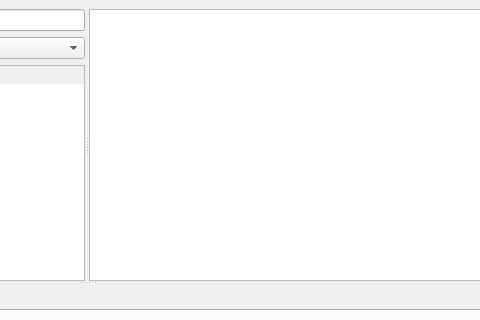
First picture: the form in src/gui/form_main.ui, repository pcdangio/ros-noise_analysis, before the edit; both pictures show x 413 to 893 and y 0 to 320 of the 1000 by 600 pixel window.
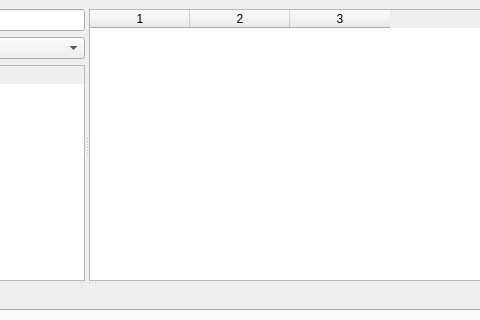
Second picture: the form after the edit. Icons and pictures are not drawn. Custom widgets are drawn as their Qt base class.

```diff
--- a/src/gui/form_main.ui
+++ b/src/gui/form_main.ui
@@ -95,6 +95,12 @@
              <height>250</height>
             </size>
            </property>
+           <property name="columnCount">
+            <number>3</number>
+           </property>
+           <column/>
+           <column/>
+           <column/>
           </widget>
          </item>
         </layout>
```
Left out of the diff: 2 changed lines with no effect on the pictures.
